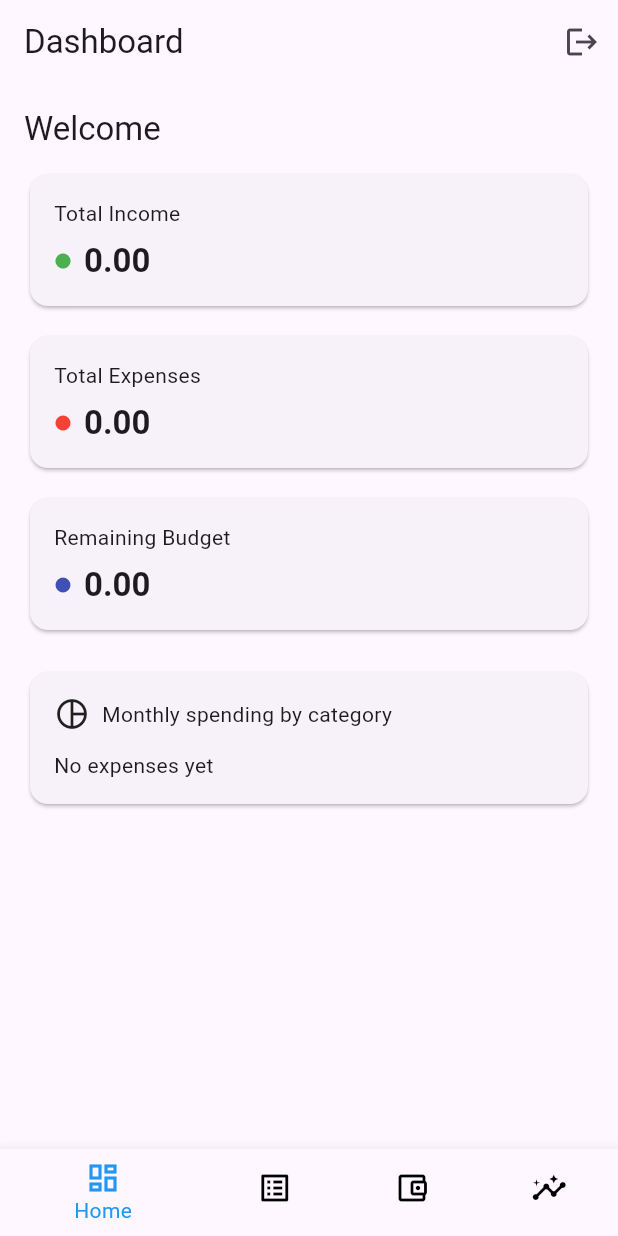
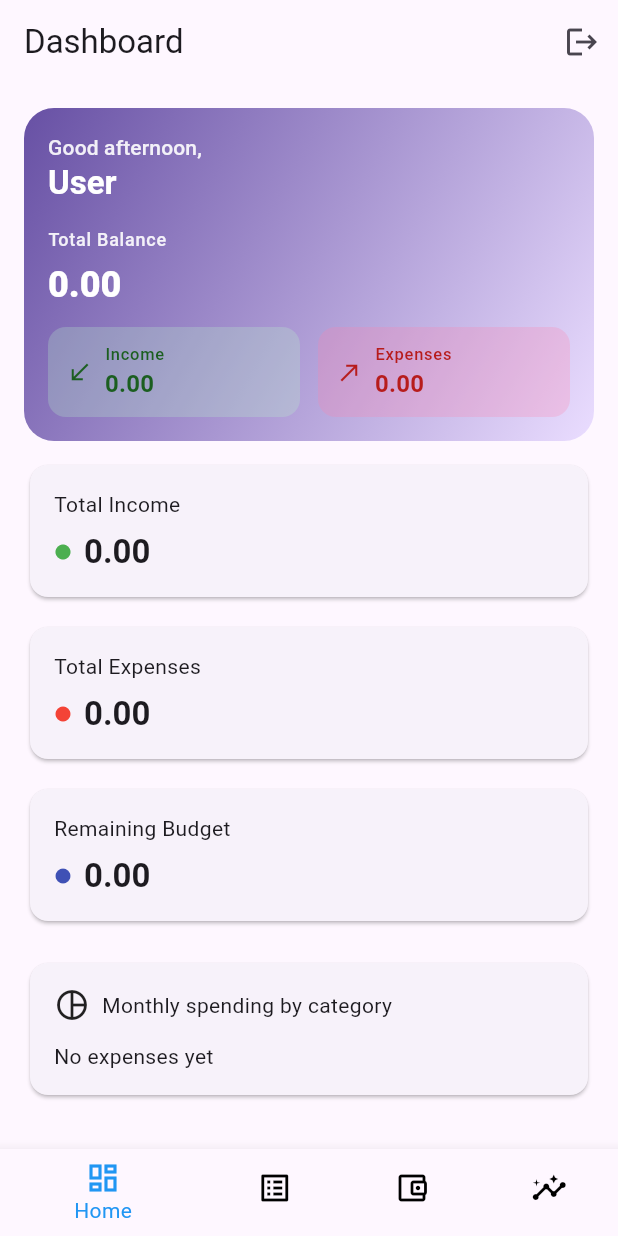
Before and after one commit to Dilshan189/financetrakerapp, a Flutter app: the screen it shows once a user with an empty profile is signed in, on a phone screen of 412 x 824 dp. Run offline on Flutter 3.47's test engine with Material 3 defaults, Android fonts, the phone set to English and light mode, and no system bars; our stand-ins replace cloud_firestore, firebase_auth, firebase_core; accounts and stored records are empty.

Commit message:
Refactor: Improve dashboard UI and add data refresh functionality
This commit introduces several UI enhancements to the dashboard and adds a refresh capability to the `TransactionProvider`.

**Key Changes:**

- **Dashboard Screen (`dashborad_screen.dart`):**
    - Removed the simple `_DashboardWelcome` widget.
    - Introduced a new `_HeaderCard` widget:
        - Displays a greeting, user email, and total balance.
        - Shows separate "Income" and "Expenses" sections with icons and styled values using `_HeaderStat`.
        - Features a gradient background.
    - The main welcome text in `_HomeDashboard` now uses this `_HeaderCard`.
    - Minor code cleanup (removed extra newlines).

- **Authentication Screens (`authmange_screen.dart`, `login_screen.dart`, `register_screen.dart`):**
    - Added decorative comments to improve code readability and section identification (e.g., `/// Logo`, `/// App Title`, `/// Email`).

- **Reports Screen (`reports_screen.dart`):**
    - Added decorative comments for clarity on data filtering and processing logic.

- **Transaction Provider (`transaction_provider.dart`):**
    - Added a `refresh()` method that re-attaches the Firestore listener to force a data refresh.

- **Deleted Widgets:**
    - Removed `lib/widgets/summary_card.dart`.
    - Removed `lib/widgets/transaction_tile.dart`.
    (Their functionality is likely integrated elsewhere or replaced by new dashboard components).

```diff
--- a/lib/providers/transaction_provider.dart
+++ b/lib/providers/transaction_provider.dart
@@ -100,6 +100,11 @@ class TransactionProvider extends ChangeNotifier {
     _sub = null;
   }
 
+  Future<void> refresh() async {
+    // Re-attach listener to force pull fresh data
+    await startListening();
+  }
+
   Future<void> addToCloud(TransactionItem item) async {
     final user = FirebaseAuth.instance.currentUser;
     if (user == null) return;
--- a/lib/screens/dashborad_screen.dart
+++ b/lib/screens/dashborad_screen.dart
@@ -112,7 +112,6 @@ class _HomeScreenState extends State<HomeScreen> {
   }
 }
 
-
 class _DashboardWelcome extends StatelessWidget {
   final String userEmail;
   const _DashboardWelcome({required this.userEmail});
@@ -122,8 +121,6 @@ class _DashboardWelcome extends StatelessWidget {
     return _HomeDashboard(userEmail: userEmail);
   }
 }
-
-
 
 class _HomeDashboard extends StatelessWidget {
   final String userEmail;
@@ -159,9 +156,14 @@ class _HomeDashboard extends StatelessWidget {
       child: Column(
         crossAxisAlignment: CrossAxisAlignment.start,
         children: [
-          Text(
-            'Welcome${userEmail.isNotEmpty ? ', ' : ''}$userEmail',
-            style: Theme.of(context).textTheme.titleLarge,
+          _HeaderCard(
+            userEmail: userEmail,
+            totalBalance: (totalIncome - totalExpenses).clamp(
+              0,
+              double.infinity,
+            ),
+            income: totalIncome,
+            expenses: totalExpenses,
           ),
           const SizedBox(height: 12),
           LayoutBuilder(
@@ -257,16 +259,152 @@ class _HomeDashboard extends StatelessWidget {
               ),
             ),
           ),
-
         ],
       ),
     );
   }
 }
 
+class _HeaderCard extends StatelessWidget {
+  final String userEmail;
+  final double totalBalance;
+  final double income;
+  final double expenses;
+  const _HeaderCard({
+    required this.userEmail,
+    required this.totalBalance,
+    required this.income,
+    required this.expenses,
+  });
 
+  @override
+  Widget build(BuildContext context) {
+    final theme = Theme.of(context);
+    return Container(
+      decoration: BoxDecoration(
+        gradient: LinearGradient(
+          begin: Alignment.topLeft,
+          end: Alignment.bottomRight,
+          colors: [
+            theme.colorScheme.primary,
+            theme.colorScheme.primaryContainer,
+          ],
+        ),
+        borderRadius: BorderRadius.circular(20),
+      ),
+      padding: const EdgeInsets.all(16),
+      child: Column(
+        crossAxisAlignment: CrossAxisAlignment.start,
+        children: [
+          Text(
+            'Good afternoon,',
+            style: theme.textTheme.labelLarge?.copyWith(
+              color: theme.colorScheme.onPrimary.withOpacity(0.9),
+            ),
+          ),
+          Text(
+            userEmail.isEmpty ? 'User' : userEmail,
+            style: theme.textTheme.titleLarge?.copyWith(
+              color: theme.colorScheme.onPrimary,
+              fontWeight: FontWeight.w700,
+            ),
+          ),
+          const SizedBox(height: 16),
+          Text(
+            'Total Balance',
+            style: theme.textTheme.labelMedium?.copyWith(
+              color: theme.colorScheme.onPrimary.withOpacity(0.9),
+            ),
+          ),
+          const SizedBox(height: 6),
+          Text(
+            totalBalance.toStringAsFixed(2),
+            style: theme.textTheme.headlineSmall?.copyWith(
+              color: theme.colorScheme.onPrimary,
+              fontWeight: FontWeight.w800,
+            ),
+          ),
+          const SizedBox(height: 12),
+          Row(
+            children: [
+              Expanded(
+                child: _HeaderStat(
+                  label: 'Income',
+                  value: income,
+                  icon: Icons.call_received,
+                  color: Colors.greenAccent.shade100,
+                  textColor: Colors.green.shade900,
+                ),
+              ),
+              const SizedBox(width: 12),
+              Expanded(
+                child: _HeaderStat(
+                  label: 'Expenses',
+                  value: expenses,
+                  icon: Icons.call_made,
+                  color: Colors.pinkAccent.shade100,
+                  textColor: Colors.red.shade900,
+                ),
+              ),
+            ],
+          ),
+        ],
+      ),
+    );
+  }
+}
 
+class _HeaderStat extends StatelessWidget {
+  final String label;
+  final double value;
+  final IconData icon;
+  final Color color;
+  final Color textColor;
+  const _HeaderStat({
+    required this.label,
+    required this.value,
+    required this.icon,
+    required this.color,
+    required this.textColor,
+  });
 
+  @override
+  Widget build(BuildContext context) {
+    return Container(
+      decoration: BoxDecoration(
+        color: color.withOpacity(0.25),
+        borderRadius: BorderRadius.circular(12),
+      ),
+      padding: const EdgeInsets.symmetric(vertical: 10, horizontal: 12),
+      child: Row(
+        children: [
+          Icon(icon, color: textColor, size: 18),
+          const SizedBox(width: 8),
+          Expanded(
+            child: Column(
+              crossAxisAlignment: CrossAxisAlignment.start,
+              children: [
+                Text(
+                  label,
+                  style: Theme.of(
+                    context,
+                  ).textTheme.labelSmall?.copyWith(color: textColor),
+                ),
+                Text(
+                  value.toStringAsFixed(2),
+                  style: Theme.of(context).textTheme.titleMedium?.copyWith(
+                    color: textColor,
+                    fontWeight: FontWeight.w700,
+                  ),
+                ),
+              ],
+            ),
+          ),
+        ],
+      ),
+    );
+  }
+}
 
 class _SummaryCard extends StatelessWidget {
   final String label;
@@ -308,10 +446,6 @@ class _SummaryCard extends StatelessWidget {
   }
 }
 
-
-
-
-
 class _CategoryChip extends StatelessWidget {
   final String label;
   final double amount;
--- a/lib/screens/reports_screen.dart
+++ b/lib/screens/reports_screen.dart
@@ -10,13 +10,13 @@ class ReportsScreen extends StatelessWidget {
     final transactions = context.watch<TransactionProvider>().items;
     final theme = Theme.of(context);
 
-    // Current month filter
+    /// Current month filter
     final now = DateTime.now();
     final currentMonthTx = transactions
         .where((t) => t.date.year == now.year && t.date.month == now.month)
         .toList();
 
-    // Spending by category (expenses only)
+    /// Spending by category (expenses only)
     final Map<String, double> categoryTotals = {};
     for (final t in currentMonthTx.where((t) => !t.isIncome)) {
       categoryTotals.update(
@@ -30,7 +30,7 @@ class ReportsScreen extends StatelessWidget {
       (s, v) => s + v,
     );
 
-    // Monthly income vs expenses for last 6 months (including current)
+    /// Monthly income vs expenses for last 6 months (including current)
     final List<_MonthPoint> months = [];
     for (int i = 5; i >= 0; i--) {
       final date = DateTime(now.year, now.month - i, 1);
```
Also changed, not shown: lib/screens/auth/authmange_screen.dart (+10 -0 lines), lib/screens/auth/login_screen.dart (+14 -1 lines), lib/screens/auth/register_screen.dart (+9 -1 lines), lib/widgets/summary_card.dart (deleted), lib/widgets/transaction_tile.dart (deleted).
